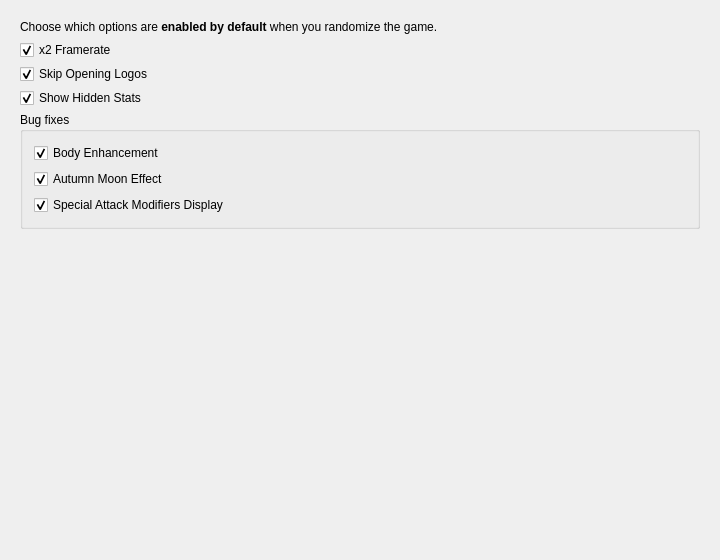
This is src/FrontendQt/DefaultDialog.ui in Meos4/Jade-Cocoon-Randomizer as Qt 5 draws it before an edit. The edited form follows.
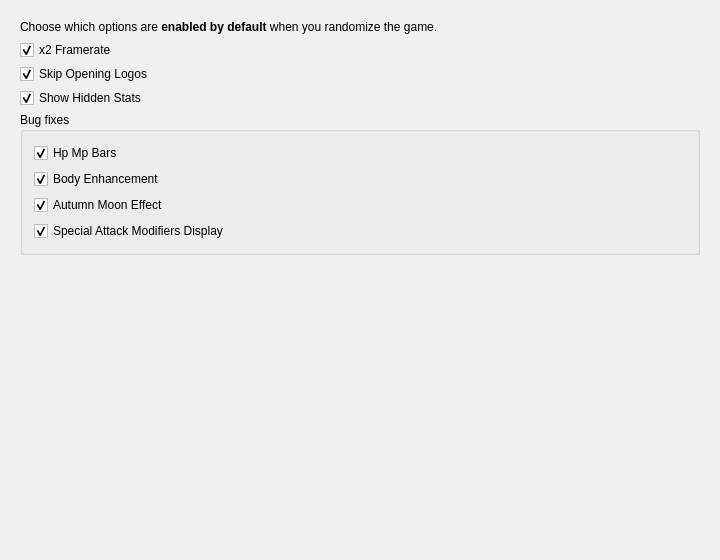
This is the edited form.

Commit message: Move fixes hp mp bars to default

The edit to the form file:
```diff
--- a/src/FrontendQt/DefaultDialog.ui
+++ b/src/FrontendQt/DefaultDialog.ui
@@ -112,6 +112,16 @@
           <string>Bug fixes</string>
          </property>
          <layout class="QVBoxLayout" name="fixesLayout">
+          <item>
+           <widget class="QCheckBox" name="bugFixesHpMpBars">
+            <property name="text">
+             <string>Hp Mp Bars</string>
+            </property>
+            <property name="checked">
+             <bool>true</bool>
+            </property>
+           </widget>
+          </item>
           <item>
            <widget class="QCheckBox" name="bugFixesBodyEnhancement">
             <property name="text">
```
The commit also changes 13 other files.
